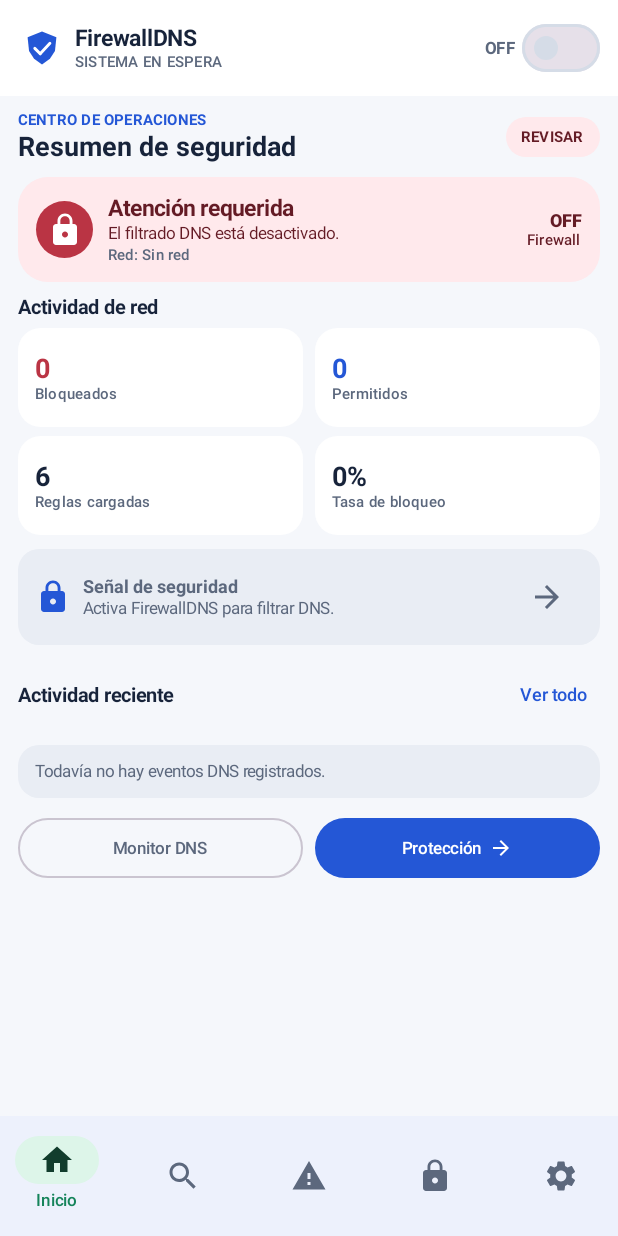
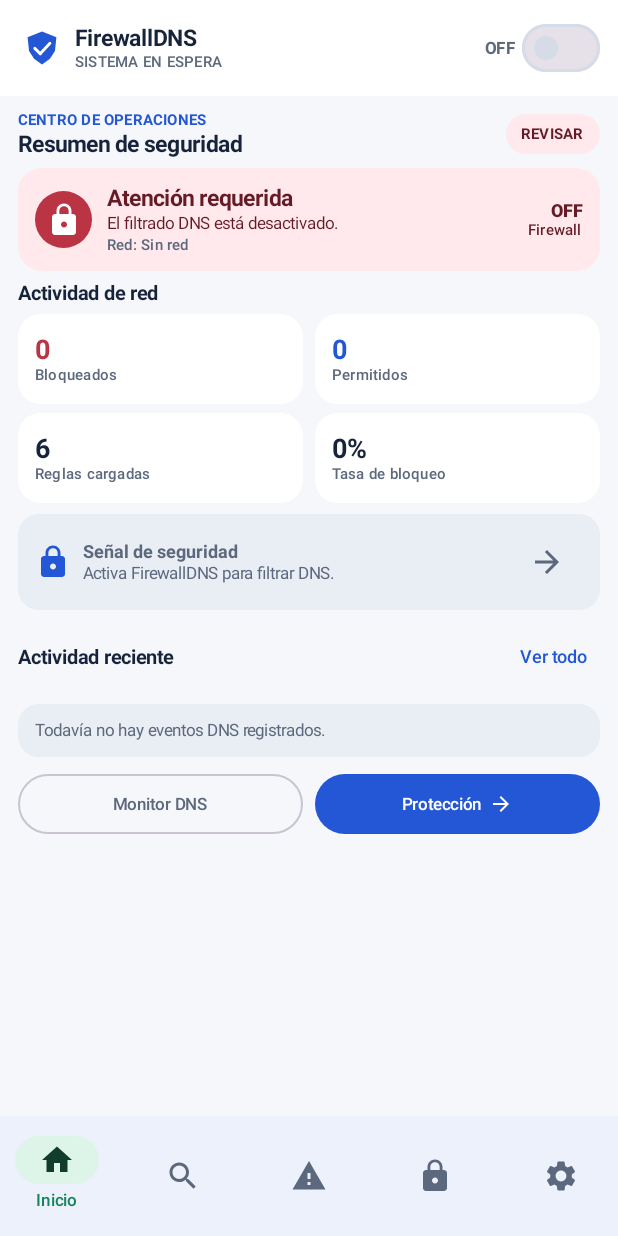
Before and after one commit to candidohernandez148-spec/FirewallDNS, an Android app built with Jetpack Compose: the screen it shows after launch (MainActivity), on a phone screen of 412 x 824 dp. Run offline under Robolectric (Android 15) with nearby library versions, the phone set to English and light mode, and no system bars; pictures from the network do not load; 1 statement that could not run was skipped.

Commit message:
Refine compact professional UI styling

```diff
--- a/app/src/main/java/com/firewall/dns/ui/screens/SocDashboardScreen.kt
+++ b/app/src/main/java/com/firewall/dns/ui/screens/SocDashboardScreen.kt
@@ -40,8 +40,8 @@ fun SocDashboardScreen(
     // Keep the primary status, metrics, alerts and shortcuts visible without scrolling.
     BoxWithConstraints(modifier = Modifier.fillMaxSize()) {
         val compact = maxHeight < 620.dp
-        val sectionGap = if (compact) 6.dp else 9.dp
-        val cardPadding = if (compact) 10.dp else 12.dp
+        val sectionGap = if (compact) 5.dp else 7.dp
+        val cardPadding = if (compact) 9.dp else 11.dp
         Column(
             modifier = Modifier
                 .fillMaxSize()
@@ -58,7 +58,7 @@ fun SocDashboardScreen(
                     )
                     Text(
                         "Resumen de seguridad",
-                        style = MaterialTheme.typography.titleLarge,
+                        style = MaterialTheme.typography.titleMedium,
                         fontWeight = FontWeight.Bold
                     )
                 }
@@ -78,7 +78,7 @@ fun SocDashboardScreen(
 
             Card(
                 modifier = Modifier.fillMaxWidth(),
-                shape = RoundedCornerShape(20.dp),
+                shape = RoundedCornerShape(16.dp),
                 colors = CardDefaults.cardColors(
                     containerColor = if (operational) MaterialTheme.colorScheme.primaryContainer
                     else MaterialTheme.colorScheme.errorContainer
@@ -251,7 +251,7 @@ private fun MetricCard(
     compact: Boolean
 ) {
     Card(
-        modifier = modifier.height(if (compact) 58.dp else 66.dp),
+        modifier = modifier.height(if (compact) 54.dp else 60.dp),
         shape = RoundedCornerShape(15.dp),
         colors = CardDefaults.cardColors(containerColor = MaterialTheme.colorScheme.surface)
     ) {
```
